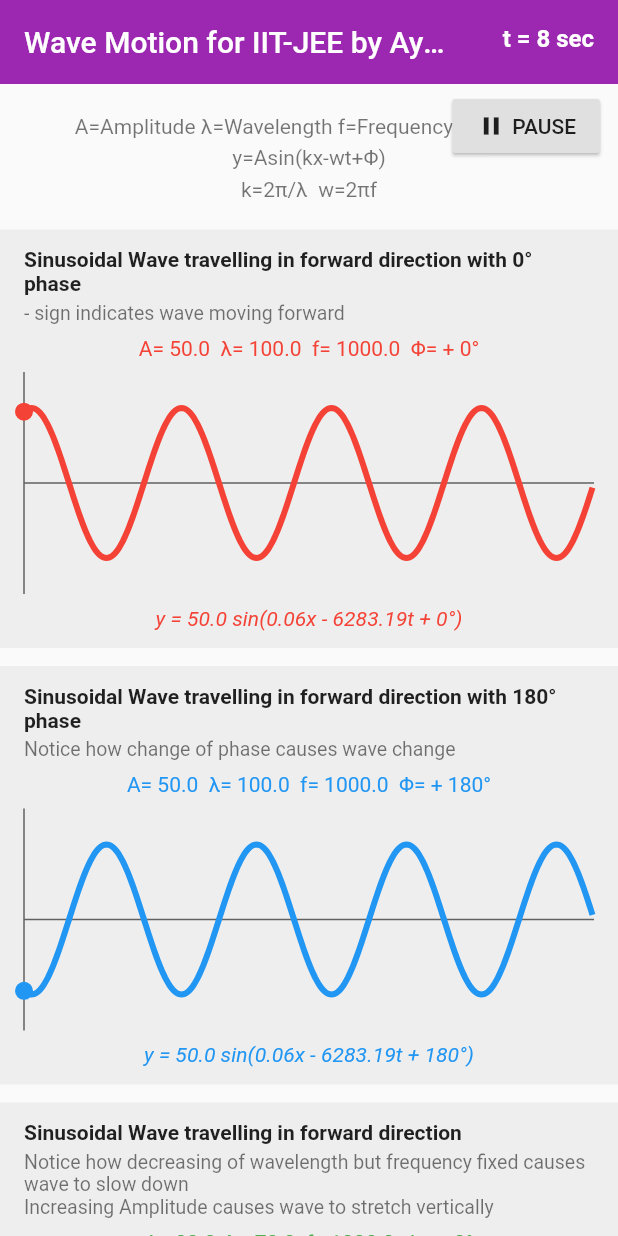
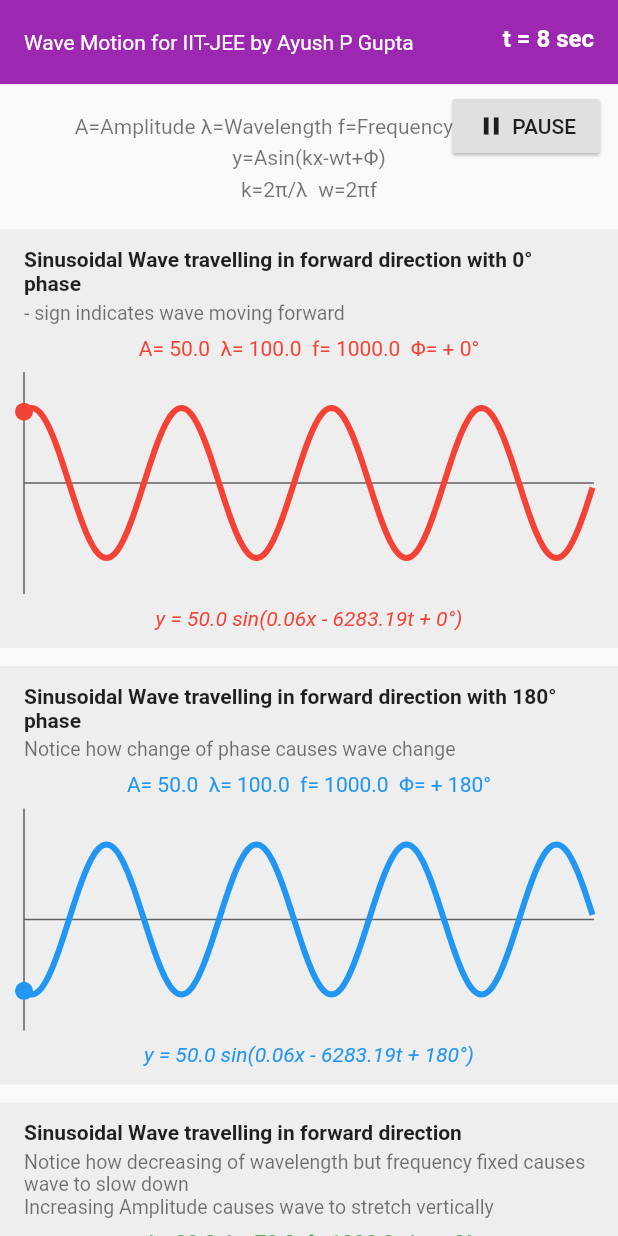
Before and after one commit to apgapg/flutter_physics_concepts, a Flutter app: the screen it shows after launch, on a phone screen of 412 x 824 dp. Run offline on Flutter 3.47's test engine with Material 2 defaults, Android fonts, the phone set to English and light mode, and no system bars.

Commit message:
Fix app bar font size

```diff
--- a/lib/main.dart
+++ b/lib/main.dart
@@ -25,6 +25,15 @@ class MyApp extends StatelessWidget {
       title: 'Physics Concepts',
       theme: ThemeData(
         primarySwatch: Colors.purple,
+        appBarTheme: AppBarTheme(
+          textTheme: TextTheme(
+            title: TextStyle(
+              fontSize: 14,
+              color: Colors.white,
+              fontWeight: FontWeight.normal,
+            ),
+          ),
+        ),
       ),
       debugShowCheckedModeBanner: false,
       home: HomePage(),
```
